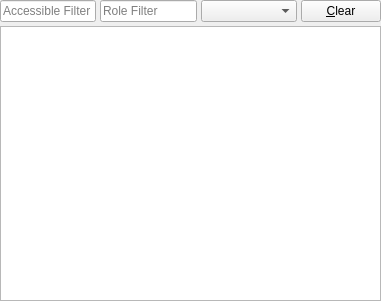
First picture: the form in src/eventview.ui, repository KDE/accessibility-inspector, before the edit.
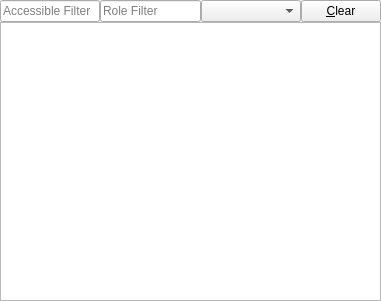
Second picture: the form after the edit.

The edit to the form file:
```diff
--- a/src/eventview.ui
+++ b/src/eventview.ui
@@ -17,26 +17,15 @@
   <property name="windowTitle">
    <string>Form</string>
   </property>
-  <layout class="QHBoxLayout" name="horizontalLayout">
-   <property name="margin">
-    <number>0</number>
-   </property>
-   <item>
     <layout class="QVBoxLayout" name="verticalLayout">
      <property name="spacing">
-      <number>4</number>
+    <number>0</number>
      </property>
      <property name="margin">
       <number>0</number>
      </property>
      <item>
-      <layout class="QHBoxLayout" name="horizontalLayout_2" stretch="1,1,1,0">
-       <property name="spacing">
-        <number>4</number>
-       </property>
-       <property name="bottomMargin">
-        <number>0</number>
-       </property>
+    <layout class="QHBoxLayout" name="horizontalLayout" stretch="1,1,1,0">
        <item>
         <widget class="QLineEdit" name="accessibleFilterEdit">
          <property name="placeholderText">
@@ -112,8 +101,6 @@
         <number>150</number>
        </attribute>
       </widget>
-     </item>
-    </layout>
    </item>
   </layout>
  </widget>
```
Lines whose indentation alone changed are shown as unchanged.
